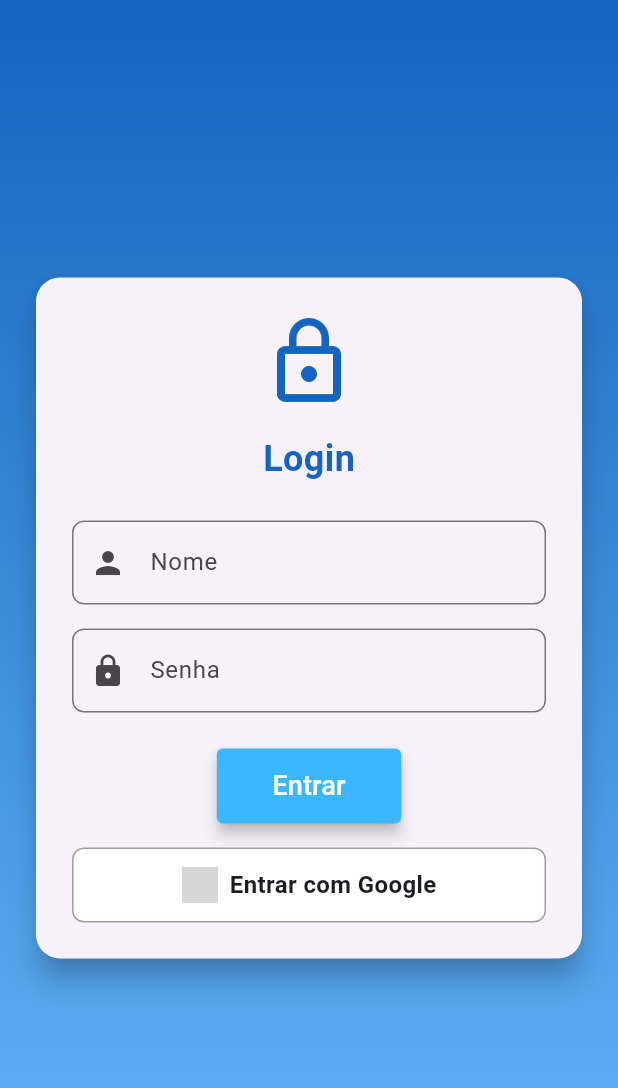
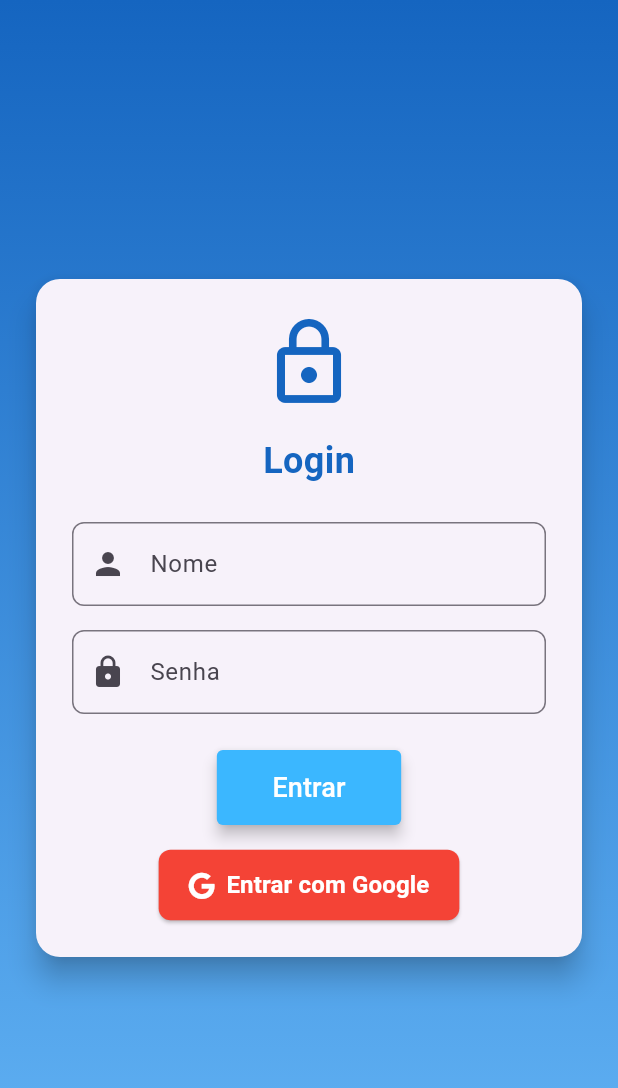
Before and after one commit to VictorKlitzke/pedidos-pecas, a Flutter app: the screen it shows after launch, on a phone screen of 412 x 824 dp. Shown: the top 1088 px of the screen. Run offline on Flutter 3.47's test engine with Material 3 defaults, Android fonts, the light colour scheme and no system bars; our stand-ins replace cookie_jar, dio, dio_cookie_manager, font_awesome_flutter, go_router; grey boxes are pictures that could not be loaded.

Commit message:
feature: login via google

```diff
--- a/frontend/lib/data/feature/pages/login_page.dart
+++ b/frontend/lib/data/feature/pages/login_page.dart
@@ -4,6 +4,7 @@ import 'package:pedidos_pecas/data/core/network/auth_network.dart';
 import 'package:pedidos_pecas/data/feature/widget/components/app_colors_components.dart';
 import 'package:pedidos_pecas/data/feature/widget/components/buttons/padrao_button.dart';
 // import 'package:google_sign_in/google_sign_in.dart';
+import 'package:font_awesome_flutter/font_awesome_flutter.dart';
 
 class LoginPage extends StatefulWidget {
   @override
@@ -145,29 +146,19 @@ class _LoginPageState extends State<LoginPage> {
                         isLoading: isLoading,
                       ),
                       SizedBox(height: 16.0),
-                      GestureDetector(
-                        // onTap: loginWithGoogle,
-                        child: Container(
-                          width: double.infinity,
-                          padding: EdgeInsets.symmetric(vertical: 12),
-                          decoration: BoxDecoration(
-                            color: Colors.white,
+                      ElevatedButton.icon(
+                        onPressed: () => {print('')},
+                        icon: FaIcon(FontAwesomeIcons.google, color: Colors.white),
+                        label: Text(
+                          'Entrar com Google',
+                          style: TextStyle(fontSize: 16, fontWeight: FontWeight.bold),
+                        ),
+                        style: ElevatedButton.styleFrom(
+                          foregroundColor: Colors.white,
+                          backgroundColor: Colors.red, // Cor do botão do Google
+                          padding: EdgeInsets.symmetric(vertical: 12, horizontal: 20),
+                          shape: RoundedRectangleBorder(
                             borderRadius: BorderRadius.circular(8),
-                            border: Border.all(color: Colors.grey),
-                          ),
-                          child: Row(
-                            mainAxisAlignment: MainAxisAlignment.center,
-                            children: [
-                              Image.asset(
-                                'assets/google_logo.png',
-                                height: 24,
-                              ),
-                              SizedBox(width: 8),
-                              Text(
-                                'Entrar com Google',
-                                style: TextStyle(fontSize: 16, fontWeight: FontWeight.bold),
-                              ),
-                            ],
                           ),
                         ),
                       ),
--- a/frontend/pubspec.yaml
+++ b/frontend/pubspec.yaml
@@ -41,6 +41,7 @@ dependencies:
   dio_cookie_manager: ^3.2.0
   flutter_local_notifications: ^18.0.1
   intl: ^0.20.2
+  font_awesome_flutter: ^10.8.0
 
 dev_dependencies:
   flutter_test:
```
Also changed, not shown: frontend/pubspec.lock.
